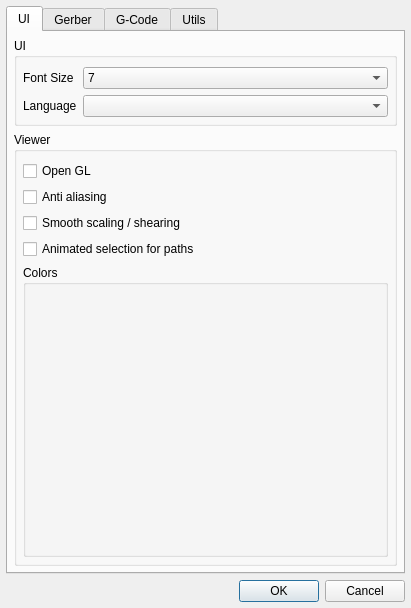
This is GGEasy/settingsdialog.ui in XRay3D/GERBER_X3 as Qt 5 draws it before an edit. The edited form follows.
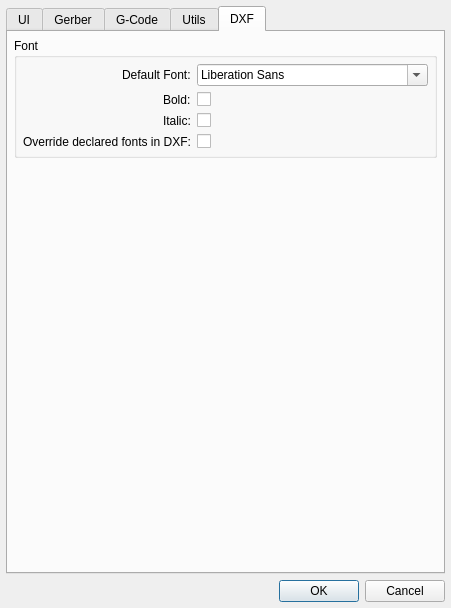
This is the edited form. Custom widgets are drawn as their Qt base class.

```diff
--- a/GGEasy/settingsdialog.ui
+++ b/GGEasy/settingsdialog.ui
@@ -29,7 +29,7 @@
    <item>
     <widget class="QTabWidget" name="tabWidget">
      <property name="currentIndex">
-      <number>0</number>
+      <number>4</number>
      </property>
      <widget class="QWidget" name="tabGui">
       <attribute name="title">
@@ -904,6 +904,114 @@
        </item>
       </layout>
      </widget>
+     <widget class="QWidget" name="tab">
+      <attribute name="title">
+       <string>DXF</string>
+      </attribute>
+      <layout class="QVBoxLayout" name="verticalLayout_9">
+       <property name="leftMargin">
+        <number>6</number>
+       </property>
+       <property name="topMargin">
+        <number>6</number>
+       </property>
+       <property name="rightMargin">
+        <number>6</number>
+       </property>
+       <property name="bottomMargin">
+        <number>6</number>
+       </property>
+       <item>
+        <widget class="QGroupBox" name="groupBox_3">
+         <property name="title">
+          <string>Font</string>
+         </property>
+         <layout class="QFormLayout" name="formLayout_4">
+          <property name="labelAlignment">
+           <set>Qt::AlignRight|Qt::AlignTrailing|Qt::AlignVCenter</set>
+          </property>
+          <property name="leftMargin">
+           <number>6</number>
+          </property>
+          <property name="topMargin">
+           <number>6</number>
+          </property>
+          <property name="rightMargin">
+           <number>6</number>
+          </property>
+          <property name="bottomMargin">
+           <number>6</number>
+          </property>
+          <item row="0" column="0">
+           <widget class="QLabel" name="label_18">
+            <property name="text">
+             <string>Default Font:</string>
+            </property>
+           </widget>
+          </item>
+          <item row="0" column="1">
+           <widget class="QFontComboBox" name="fcbxDxfDefaultFont"/>
+          </item>
+          <item row="1" column="0">
+           <widget class="QLabel" name="label_20">
+            <property name="text">
+             <string>Bold:</string>
+            </property>
+           </widget>
+          </item>
+          <item row="1" column="1">
+           <widget class="QCheckBox" name="chbxDxfBoldFont">
+            <property name="text">
+             <string/>
+            </property>
+           </widget>
+          </item>
+          <item row="2" column="0">
+           <widget class="QLabel" name="label_21">
+            <property name="text">
+             <string>Italic:</string>
+            </property>
+           </widget>
+          </item>
+          <item row="2" column="1">
+           <widget class="QCheckBox" name="chbxDxfItalicFont">
+            <property name="text">
+             <string/>
+            </property>
+           </widget>
+          </item>
+          <item row="3" column="0">
+           <widget class="QLabel" name="label_19">
+            <property name="text">
+             <string>Override declared fonts in DXF:</string>
+            </property>
+           </widget>
+          </item>
+          <item row="3" column="1">
+           <widget class="QCheckBox" name="chbxDxfOverrideFonts">
+            <property name="text">
+             <string/>
+            </property>
+           </widget>
+          </item>
+         </layout>
+        </widget>
+       </item>
+       <item>
+        <spacer name="verticalSpacer_3">
+         <property name="orientation">
+          <enum>Qt::Vertical</enum>
+         </property>
+         <property name="sizeHint" stdset="0">
+          <size>
+           <width>20</width>
+           <height>40</height>
+          </size>
+         </property>
+        </spacer>
+       </item>
+      </layout>
+     </widget>
     </widget>
    </item>
    <item>
```
